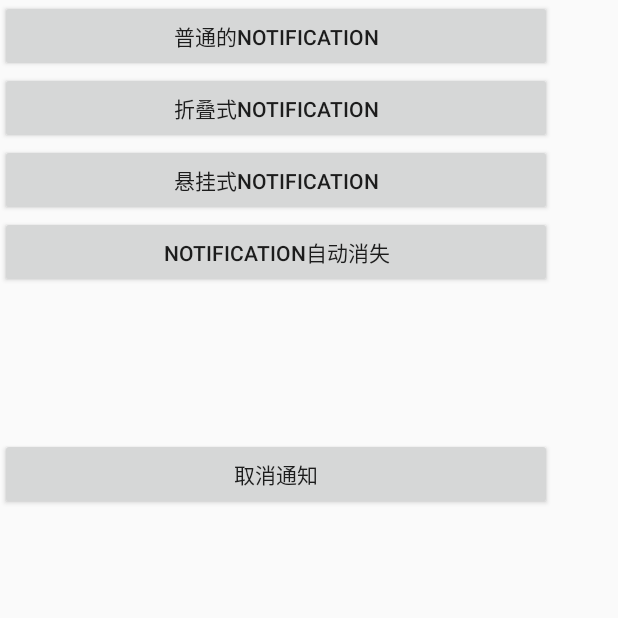
After one commit to zhangkangmu/ZYHDemo, an Android app: the MyNotification screen opened directly, with no data from a screen before it, on a phone screen of 412 x 824 dp, the top half of it. The commit adds this screen. Run offline under Robolectric (Android 15) with nearby library versions, the phone set to English and light mode, and no system bars.

Commit message:
三种Notification的使用

```diff
--- /dev/null
+++ b/app/src/main/res/layout/features_notification_mian.xml
@@ -0,0 +1,44 @@
+<?xml version="1.0" encoding="utf-8"?>
+<android.support.constraint.ConstraintLayout xmlns:android="http://schemas.android.com/apk/res/android"
+    xmlns:app="http://schemas.android.com/apk/res-auto"
+    xmlns:tools="http://schemas.android.com/tools"
+    android:layout_width="match_parent"
+    android:layout_height="match_parent">
+
+    <LinearLayout
+        android:layout_width="368dp"
+        android:layout_height="551dp"
+        android:orientation="vertical"
+        app:layout_constraintStart_toStartOf="parent"
+        app:layout_constraintTop_toTopOf="parent">
+
+        <Button
+            android:id="@+id/button"
+            android:layout_width="match_parent"
+            android:layout_height="wrap_content"
+            android:text="普通的notification" />
+
+        <Button
+            android:id="@+id/button1"
+            android:layout_width="match_parent"
+            android:layout_height="wrap_content"
+            android:text="折叠式Notification" />
+
+        <Button
+            android:id="@+id/button2"
+            android:layout_width="match_parent"
+            android:layout_height="wrap_content"
+            android:text="悬挂式Notification" />
+        <Button
+            android:id="@+id/button0"
+            android:layout_width="match_parent"
+            android:layout_height="wrap_content"
+            android:text="Notification自动消失" />
+        <Button
+            android:id="@+id/button3"
+            android:layout_marginTop="100dp"
+            android:layout_width="match_parent"
+            android:layout_height="wrap_content"
+            android:text="取消通知" />
+    </LinearLayout>
+</android.support.constraint.ConstraintLayout>
```
Also changed, not shown: app/src/main/AndroidManifest.xml (+14 -13 lines), app/src/main/java/com/study/hong/zyhdemo/features/FeaturesMain.java (+14 -6 lines), app/src/main/java/com/study/hong/zyhdemo/features/notification/MyNotification.java (added, +235 -0 lines), app/src/main/java/com/study/hong/zyhdemo/features/notification/NotificationUtile.java (added, +92 -0 lines), app/src/main/res/layout/features_mian_layout.xml (+9 -0 lines), app/src/main/res/layout/features_notification_item.xml (added, +17 -0 lines).
